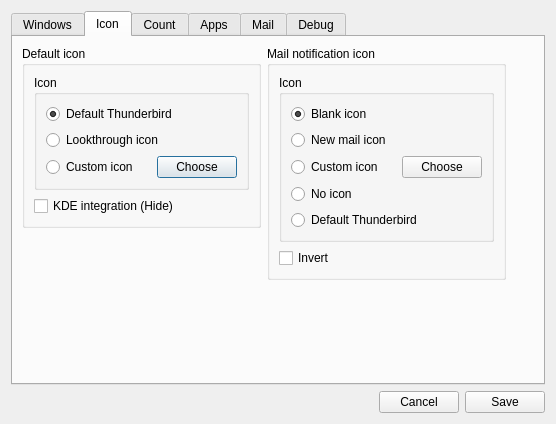
Above: app/SysTray-X/SysTray-X-app/preferences.ui from Ximi1970/systray-x before the change. Below: the same form after it.
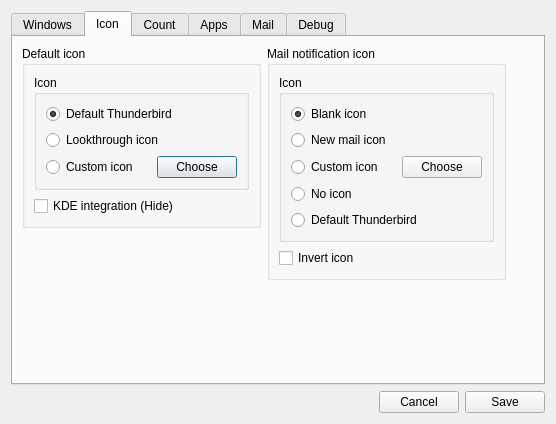
That is the form after the change. The open tabs and pages were chosen to show the change. Icons and pictures are not drawn.

Commit message: Replace theme with invert icon

What changed in the file:
```diff
--- a/app/SysTray-X/SysTray-X-app/preferences.ui
+++ b/app/SysTray-X/SysTray-X-app/preferences.ui
@@ -512,7 +512,7 @@
           <item>
            <widget class="QCheckBox" name="invertIconCheckBox">
             <property name="text">
-             <string>Invert</string>
+             <string>Invert icon</string>
             </property>
            </widget>
           </item>
```
Left out of the diff: 6 changed lines with no effect on the pictures. The commit also changes 14 other files.
